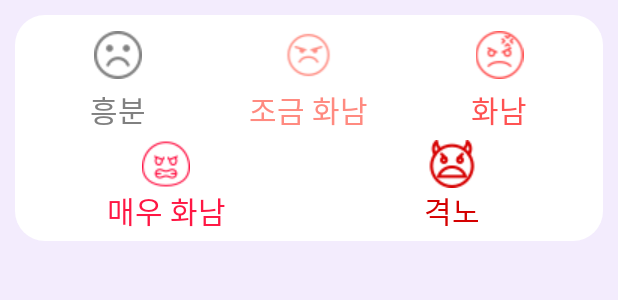
After one commit to Tussle0410/AngryControl, an Android app: the layout count_complete_dialog.xml on its own in the app's theme, with its tools: preview values and no code run, on a phone screen of 412 x 824 dp. The commit adds this screen. Shown: the top 300 px of the screen. Run offline under Robolectric (Android 15) with nearby library versions, the phone set to English and light mode, and no system bars.

Commit message:
Count Dialog & StartTime Update

```diff
--- a/app/src/main/kotlin/com/tussle/angrycontrol/sharedPreference/GlobalApplication.kt
+++ b/app/src/main/kotlin/com/tussle/angrycontrol/sharedPreference/GlobalApplication.kt
@@ -1,14 +1,28 @@
 package com.tussle.angrycontrol.sharedPreference
 
 import android.app.Application
+import androidx.room.Room
+import com.tussle.angrycontrol.model.DB.DB
 
 class GlobalApplication : Application() {
     companion object{
         lateinit var pref : PreferencesUtil
-
+        lateinit var appInstance : GlobalApplication
+            private set
+        lateinit var DBInstance : DB
+            private set
     }
     override fun onCreate() {
         super.onCreate()
         pref = PreferencesUtil(applicationContext)
+        appInstance = this
+        DBInstance = Room.databaseBuilder(
+            appInstance,
+            DB::class.java,
+            "DB"
+        )
+            .fallbackToDestructiveMigration()
+            .allowMainThreadQueries()
+            .build()
     }
 }
--- a/app/src/main/kotlin/com/tussle/angrycontrol/sharedPreference/PreferencesUtil.kt
+++ b/app/src/main/kotlin/com/tussle/angrycontrol/sharedPreference/PreferencesUtil.kt
@@ -7,6 +7,11 @@ class PreferencesUtil(context : Context){
     fun settingSetString(key : String, str : String){
         settingPrefs.edit().putString(key, str).apply()
     }
+    fun settingSetInt(key : String, value : Int){
+        settingPrefs.edit().putInt(key, value).apply()
+    }
     fun settingGetString(key : String, str : String) : String
         =settingPrefs.getString(key, str).toString()
+    fun settingGetInt(key : String, default : Int) : Int
+        =settingPrefs.getInt(key, default)
 }
--- a/app/src/main/kotlin/com/tussle/angrycontrol/ui/fragment/CountFragment.kt
+++ b/app/src/main/kotlin/com/tussle/angrycontrol/ui/fragment/CountFragment.kt
@@ -29,30 +29,25 @@ class CountFragment : Fragment() {
         return binding.root
     }
     private fun init(){
-        countTimeSetting()
         setObserver()
         buttonSetting()
     }
     private fun setObserver(){
-        viewModel.countDownStartTime.observe(requireActivity(), Observer {
-            timerSetting(it)
-        })
-    }
-    private fun countTimeSetting(){
-        viewModel.setCountStartTime(GlobalApplication.pref.settingGetString("startTime", "10"))
+
     }
     private fun buttonSetting(){
         binding.CountDownStartButton.setOnClickListener {
-            countTimer.start()
+            timerSetting()
         }
     }
-    private fun timerSetting(time : String){
-        countTimer = object : CountDownTimer(viewModel.stringToMillisSecond(time), 1000L){
+    private fun timerSetting(){
+        viewModel.setCountStartTime()
+        countTimer = object : CountDownTimer(viewModel.stringToMillisSecond(), 1000L){
             override fun onTick(p0: Long) {
                 binding.CountDownText.text = viewModel.millisSecondToSecond(p0)
             }
             override fun onFinish() {
-                binding.CountDownText.text = viewModel.countDownStartTime.value
+
             }
         }
     }
--- a/app/src/main/kotlin/com/tussle/angrycontrol/viewmodel/MainViewModel.kt
+++ b/app/src/main/kotlin/com/tussle/angrycontrol/viewmodel/MainViewModel.kt
@@ -6,14 +6,13 @@ import androidx.lifecycle.ViewModel
 import com.google.android.material.navigation.NavigationBarView
 import com.tussle.angrycontrol.R
 import com.tussle.angrycontrol.model.MainNaviMenu
+import com.tussle.angrycontrol.sharedPreference.GlobalApplication
 
 class MainViewModel : ViewModel() {
     private val _mainFragment = MutableLiveData(MainNaviMenu.Count)
-    private val _countDownStartTime = MutableLiveData<String>()
+    private var countDownStartTime : Int = 10
     val mainFragment : LiveData<MainNaviMenu>
         get() =  _mainFragment
-    val countDownStartTime : LiveData<String>
-        get() = _countDownStartTime
     val bottomMenuClickListener =
         NavigationBarView.OnItemSelectedListener { item ->
             val fragment = getFragment(item.itemId)
@@ -34,11 +33,11 @@ class MainViewModel : ViewModel() {
         if(_mainFragment.value != fragment)
             _mainFragment.value = fragment
     }
-    fun setCountStartTime(time : String){
-        _countDownStartTime.value = time
+    fun setCountStartTime(){
+        countDownStartTime = GlobalApplication.pref.settingGetInt("countStart", 10)
     }
-    fun stringToMillisSecond(time : String)
-        = time.toLong() * 1000
+    fun stringToMillisSecond()
+        = countDownStartTime * 1000L
     fun millisSecondToSecond(time : Long)
         = (time/1000).toString()
 }
--- /dev/null
+++ b/app/src/main/res/layout/count_complete_dialog.xml
@@ -0,0 +1,151 @@
+<?xml version="1.0" encoding="utf-8"?>
+<layout xmlns:tools="http://schemas.android.com/tools"
+    xmlns:app="http://schemas.android.com/apk/res-auto"
+    xmlns:android="http://schemas.android.com/apk/res/android">
+    <androidx.constraintlayout.widget.ConstraintLayout
+        android:layout_width="match_parent"
+        android:layout_height="match_parent"
+        android:background="@color/main_subColor">
+
+        <LinearLayout
+            android:id="@+id/linearLayout"
+            android:layout_width="match_parent"
+            android:layout_height="wrap_content"
+            android:layout_margin="10dp"
+            android:background="@drawable/layout_radius"
+            android:backgroundTint="@color/white"
+            android:orientation="vertical"
+            android:padding="5dp"
+            app:layout_constraintEnd_toEndOf="parent"
+            app:layout_constraintStart_toStartOf="parent"
+            app:layout_constraintTop_toTopOf="parent">
+
+        <LinearLayout
+            android:id="@+id/linearLayout3"
+            android:layout_width="match_parent"
+            android:layout_height="0dp"
+            android:layout_marginTop="5dp"
+            android:layout_weight="1"
+            android:orientation="horizontal">
+
+            <ImageView
+                android:layout_width="0dp"
+                android:layout_height="match_parent"
+                android:layout_weight="1"
+                android:contentDescription="@string/angryIconDescription"
+                android:src="@drawable/icon_angry1"
+                tools:ignore="NestedWeights" />
+
+            <ImageView
+                android:layout_width="0dp"
+                android:layout_height="match_parent"
+                android:layout_weight="1"
+                android:contentDescription="@string/angryIconDescription"
+                android:src="@drawable/icon_angry2" />
+
+            <ImageView
+                android:layout_width="0dp"
+                android:layout_height="match_parent"
+                android:layout_weight="1"
+                android:contentDescription="@string/angryIconDescription"
+                android:src="@drawable/icon_angry3" />
+        </LinearLayout>
+
+        <LinearLayout
+            android:id="@+id/linearLayout7"
+            android:layout_width="match_parent"
+            android:layout_height="0dp"
+            android:layout_marginTop="5dp"
+            android:layout_weight="1"
+            android:orientation="horizontal">
+
+            <TextView
+                android:layout_width="0dp"
+                android:layout_height="match_parent"
+                android:layout_weight="1"
+                android:fontFamily="@font/font_main"
+                android:gravity="center"
+                android:text="흥분"
+                android:textColor="@color/gray"
+                android:textSize="20sp"
+                tools:ignore="NestedWeights" />
+
+            <TextView
+                android:layout_width="0dp"
+                android:layout_height="match_parent"
+                android:layout_weight="1"
+                android:fontFamily="@font/font_main"
+                android:gravity="center"
+                android:text="조금 화남"
+                android:textColor="@color/angry_2"
+                android:textSize="20sp" />
+
+            <TextView
+                android:layout_width="0dp"
+                android:layout_height="match_parent"
+                android:layout_weight="1"
+                android:fontFamily="@font/font_main"
+                android:gravity="center"
+                android:text="화남"
+                android:textColor="@color/angry_3"
+                android:textSize="20sp" />
+        </LinearLayout>
+
+        <LinearLayout
+            android:id="@+id/linearLayout8"
+            android:layout_width="match_parent"
+            android:layout_height="wrap_content"
+            android:layout_marginTop="5dp"
+            android:orientation="horizontal"
+            app:layout_constraintEnd_toEndOf="parent"
+            app:layout_constraintStart_toStartOf="parent"
+            app:layout_constraintTop_toBottomOf="@+id/linearLayout7">
+
+            <ImageView
+                android:layout_width="0dp"
+                android:layout_height="match_parent"
+                android:layout_weight="1"
+                android:contentDescription="@string/angryIconDescription"
+                android:src="@drawable/icon_angry4" />
+
+            <ImageView
+                android:layout_width="0dp"
+                android:layout_height="match_parent"
+                android:layout_weight="1"
+                android:contentDescription="@string/angryIconDescription"
+                android:src="@drawable/icon_angry5" />
+            </LinearLayout>
+            <LinearLayout
+                android:id="@+id/linearLayout9"
+                android:layout_width="match_parent"
+                android:layout_height="wrap_content"
+                android:orientation="horizontal"
+                app:layout_constraintEnd_toEndOf="parent"
+                app:layout_constraintStart_toStartOf="parent"
+                app:layout_constraintTop_toBottomOf="@+id/linearLayout8">
+
+                <TextView
+                    android:layout_width="0dp"
+                    android:layout_height="match_parent"
+                    android:layout_weight="1"
+                    android:fontFamily="@font/font_main"
+                    android:gravity="center"
+                    android:text="매우 화남"
+                    android:textColor="@color/angry_4"
+                    android:textSize="20sp" />
+
+                <TextView
+                    android:layout_width="0dp"
+                    android:layout_height="match_parent"
+                    android:layout_weight="1"
+                    android:fontFamily="@font/font_main"
+                    android:gravity="center"
+                    android:text="격노"
+                    android:textColor="@color/angry_5"
+                    android:textSize="20sp" />
+            </LinearLayout>
+        </LinearLayout>
+
+
+    </androidx.constraintlayout.widget.ConstraintLayout>
+</layout>
```
